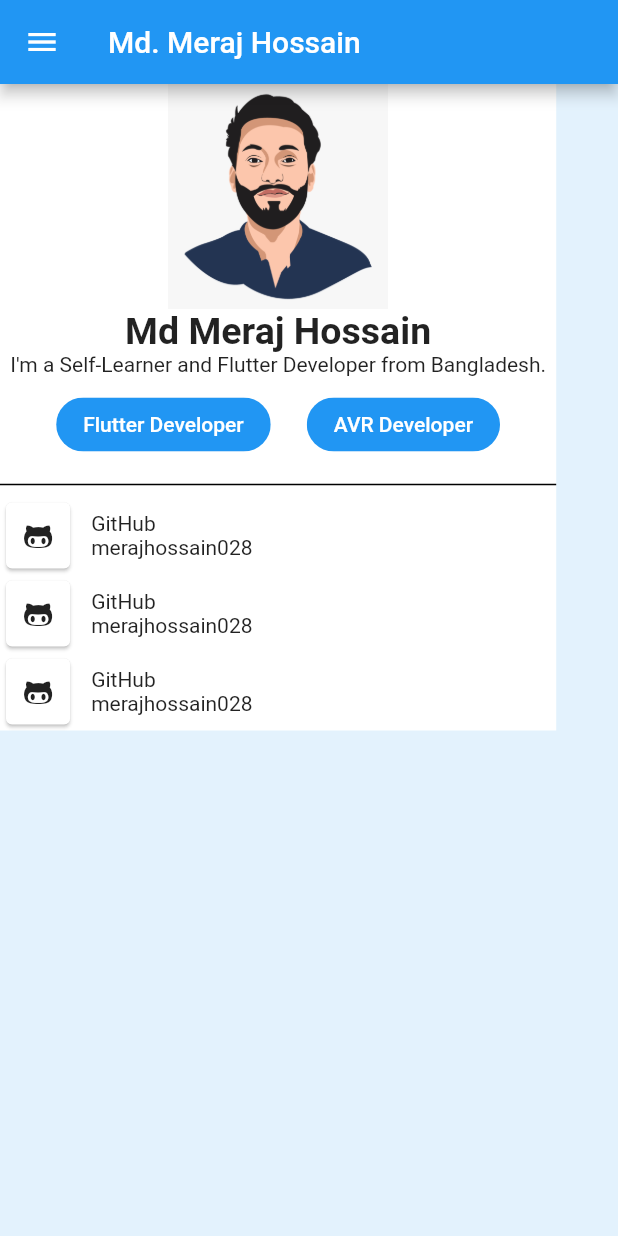
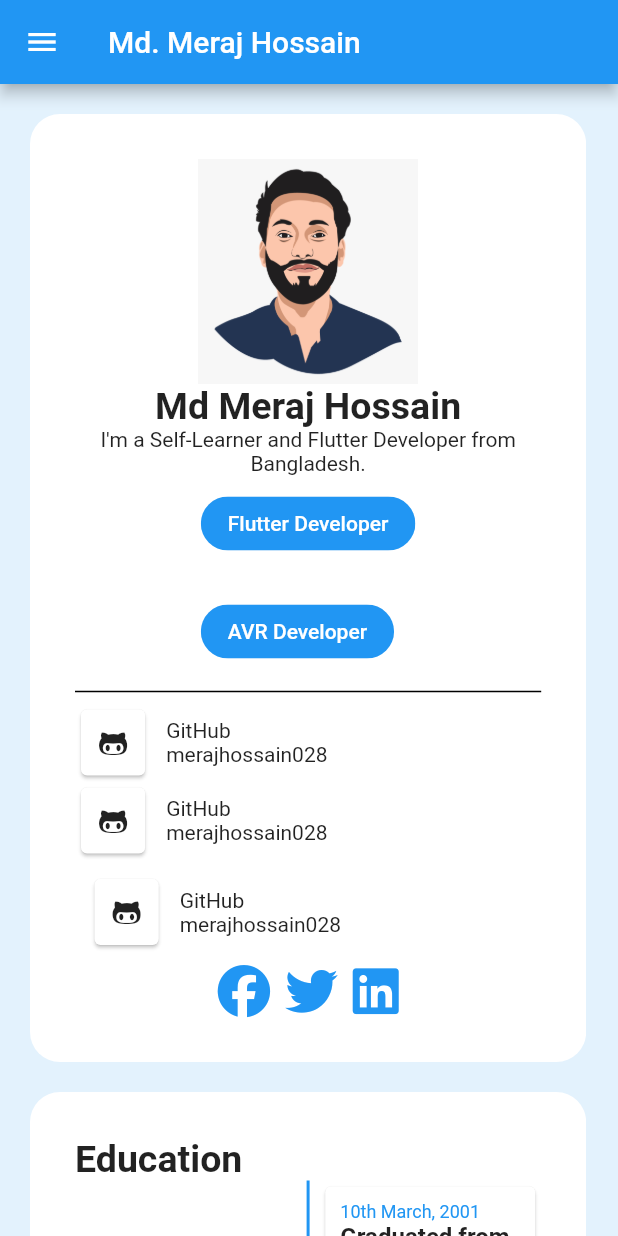
Before and after one commit to merajhossain028/personal_website, a Flutter app: the screen it shows after launch, on a phone screen of 412 x 824 dp. Run offline on Flutter 3.47's test engine with Material 2 defaults, Android fonts, the phone set to English and light mode, and no system bars; drawn by our look-alikes of timelines; our stand-ins replace font_awesome_flutter.

```diff
--- a/lib/components/about.dart
+++ b/lib/components/about.dart
@@ -1,5 +1,8 @@
 import 'package:flutter/material.dart';
 import 'package:font_awesome_flutter/font_awesome_flutter.dart';
+
+import '../widgets/animated_button.dart';
+import '../widgets/social_media.dart';
 
 class About extends StatefulWidget {
   const About({super.key});
@@ -13,10 +16,13 @@ class _AboutState extends State<About> {
   Widget build(BuildContext context) {
     Size size = MediaQuery.of(context).size;
     return Container(
+      margin: const EdgeInsets.only(top: 20, left: 20),
       width: size.width < 900 ? size.width * 0.9 : size.width * 0.3,
-      decoration: const BoxDecoration(
+      decoration: BoxDecoration(
+        borderRadius: BorderRadius.circular(20),
         color: Colors.white,
       ),
+      padding: const EdgeInsets.all(30),
       child: Column(
         children: [
           Image.asset(
@@ -112,29 +118,8 @@ class _AboutState extends State<About> {
               ),
             ],
           ),
-          Row(
-            children: [
-              const Card(
-                child: Padding(
-                  padding: EdgeInsets.all(12.0),
-                  child: FaIcon(
-                    FontAwesomeIcons.githubAlt,
-                    size: 20,
-                  ),
-                ),
-              ),
-              const SizedBox(
-                width: 10,
-              ),
-              Column(
-                crossAxisAlignment: CrossAxisAlignment.start,
-                children: const [
-                  Text('GitHub'),
-                  Text('merajhossain028'),
-                ],
-              ),
-            ],
-          ),
+          AnimatedButton(),
+          const SocialIcons(),
         ],
       ),
     );
--- a/lib/components/education.dart
+++ b/lib/components/education.dart
@@ -1,4 +1,7 @@
+import 'dart:developer';
+
 import 'package:flutter/material.dart';
+import 'package:timelines/timelines.dart';
 
 class Education extends StatefulWidget {
   const Education({super.key});
@@ -10,6 +13,69 @@ class Education extends StatefulWidget {
 class _EducationState extends State<Education> {
   @override
   Widget build(BuildContext context) {
-    return Container();
+    Size size = MediaQuery.of(context).size;
+    return Container(
+      margin: const EdgeInsets.only(top: 20, left: 20),
+      width: size.width < 900 ? size.width * 0.9 : size.width * 0.5,
+      decoration: BoxDecoration(
+        borderRadius: BorderRadius.circular(20),
+        color: Colors.white,
+      ),
+      padding: const EdgeInsets.all(30),
+      child: Column(
+        crossAxisAlignment: CrossAxisAlignment.start,
+        children: [
+          const Text(
+            'Education',
+            style: TextStyle(
+              fontSize: 25,
+              fontWeight: FontWeight.w600,
+            ),
+          ),
+          Timeline.tileBuilder(
+            shrinkWrap: true,
+            scrollDirection: Axis.vertical,
+            builder: TimelineTileBuilder.fromStyle(
+              itemCount: 4,
+              contentsAlign: ContentsAlign.alternating,
+              contentsBuilder: ((context, index) {
+                return Card(
+                  child: Container(
+                    padding: const EdgeInsets.all(10),
+                    child: Column(
+                      crossAxisAlignment: CrossAxisAlignment.start,
+                      children: const [
+                        Text(
+                          '10th March, 2001',
+                          style: TextStyle(
+                            fontSize: 12,
+                            color: Colors.blue,
+                          ),
+                        ),
+                        Text(
+                          'Graduated from EWU',
+                          style: TextStyle(
+                            fontSize: 16,
+                            fontWeight: FontWeight.w600,
+                          ),
+                        ),
+                        Text(
+                          'Department of ECE',
+                          style: TextStyle(
+                            fontSize: 14,
+                            color: Colors.blueAccent,
+                            fontWeight: FontWeight.w600,
+                          ),
+                        ),
+                      ],
+                    ),
+                  ),
+                );
+              }),
+            ),
+          ),
+        ],
+      ),
+    );
   }
 }
--- a/lib/components/portfolio.dart
+++ b/lib/components/portfolio.dart
@@ -13,7 +13,11 @@ class _PortfolioState extends State<Portfolio> {
   List<Widget> navItems = [
     Padding(
       padding: const EdgeInsets.all(8.0),
-      child: ElevatedButton(onPressed: () {}, child: const Text('Education')),
+      child: ElevatedButton(
+          onPressed: () {
+            print('education');
+          },
+          child: const Text('Education')),
     ),
     Padding(
       padding: const EdgeInsets.all(8.0),
@@ -44,7 +48,8 @@ class _PortfolioState extends State<Portfolio> {
         child: Column(
           children: [
             Wrap(
-              children: [
+              alignment: WrapAlignment.center,
+              children: const [
                 About(),
                 Education(),
               ],
--- /dev/null
+++ b/lib/widgets/animated_button.dart
@@ -0,0 +1,60 @@
+import 'package:flutter/material.dart';
+import 'package:font_awesome_flutter/font_awesome_flutter.dart';
+
+class AnimatedButton extends StatefulWidget {
+  const AnimatedButton({super.key});
+
+  @override
+  State<AnimatedButton> createState() => _AnimatedButtonState();
+}
+
+class _AnimatedButtonState extends State<AnimatedButton> {
+  bool isHover = false;
+  @override
+  Widget build(BuildContext context) {
+    return InkWell(
+      onTap: () {
+        print('tapped');
+      },
+      onHover: (value) {
+        setState(() {
+          isHover = value;
+        });
+      },
+      child: AnimatedContainer(
+        decoration: BoxDecoration(
+          color: isHover ? Colors.grey[200] : Colors.white,
+          borderRadius: BorderRadius.circular(12),
+          border: Border.all(
+            color: isHover ? Colors.grey : Colors.white,
+          ),
+        ),
+        duration: const Duration(milliseconds: 300),
+        padding: const EdgeInsets.all(8.0),
+        child: Row(
+          children: [
+            const Card(
+              child: Padding(
+                padding: EdgeInsets.all(12.0),
+                child: FaIcon(
+                  FontAwesomeIcons.githubAlt,
+                  size: 20,
+                ),
+              ),
+            ),
+            const SizedBox(
+              width: 10,
+            ),
+            Column(
+              crossAxisAlignment: CrossAxisAlignment.start,
+              children: const [
+                Text('GitHub'),
+                Text('merajhossain028'),
+              ],
+            ),
+          ],
+        ),
+      ),
+    );
+  }
+}
--- /dev/null
+++ b/lib/widgets/social_media.dart
@@ -0,0 +1,33 @@
+import 'package:flutter/material.dart';
+import 'package:font_awesome_flutter/font_awesome_flutter.dart';
+
+class SocialIcons extends StatelessWidget {
+  const SocialIcons({super.key});
+
+  @override
+  Widget build(BuildContext context) {
+    return Row(
+      mainAxisAlignment: MainAxisAlignment.center,
+      crossAxisAlignment: CrossAxisAlignment.center,
+      children: const [
+        FaIcon(
+          FontAwesomeIcons.facebook,
+          color: Colors.blue,
+          size: 35,
+        ),
+        SizedBox(width: 10),
+        FaIcon(
+          FontAwesomeIcons.twitter,
+          color: Colors.blue,
+          size: 35,
+        ),
+        SizedBox(width: 10),
+        FaIcon(
+          FontAwesomeIcons.linkedin,
+          color: Colors.blue,
+          size: 35,
+        ),
+      ],
+    );
+  }
+}
--- a/pubspec.yaml
+++ b/pubspec.yaml
@@ -37,6 +37,7 @@ dependencies:
   # Use with the CupertinoIcons class for iOS style icons.
   cupertino_icons: ^1.0.2
   font_awesome_flutter: ^10.3.0
+  timelines: ^0.1.0
 
 dev_dependencies:
   flutter_test:
```
Also changed, not shown: pubspec.lock.
